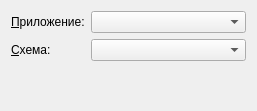
Old version of the form terminal/src/configdialog.ui in the repository Automiq/alpha.protort.
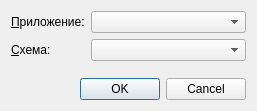
New version of the form.

Commit message: Доработан UI Исправлено дублирование кода. Настроено единообразное поведение доступна иконок при установке конфигурации.

```diff
--- a/terminal/src/configdialog.ui
+++ b/terminal/src/configdialog.ui
@@ -61,8 +61,15 @@
      </property>
     </spacer>
    </item>
-   <item row="3" column="1">
-    <layout class="QVBoxLayout" name="verticalLayout_2"/>
+   <item row="4" column="0" colspan="2">
+    <widget class="QDialogButtonBox" name="buttonBox">
+     <property name="orientation">
+      <enum>Qt::Horizontal</enum>
+     </property>
+     <property name="standardButtons">
+      <set>QDialogButtonBox::Cancel|QDialogButtonBox::Ok</set>
+     </property>
+    </widget>
    </item>
   </layout>
  </widget>
```
Left out of the diff: 35 changed lines with no effect on the pictures. The commit also changes 6 other files.
